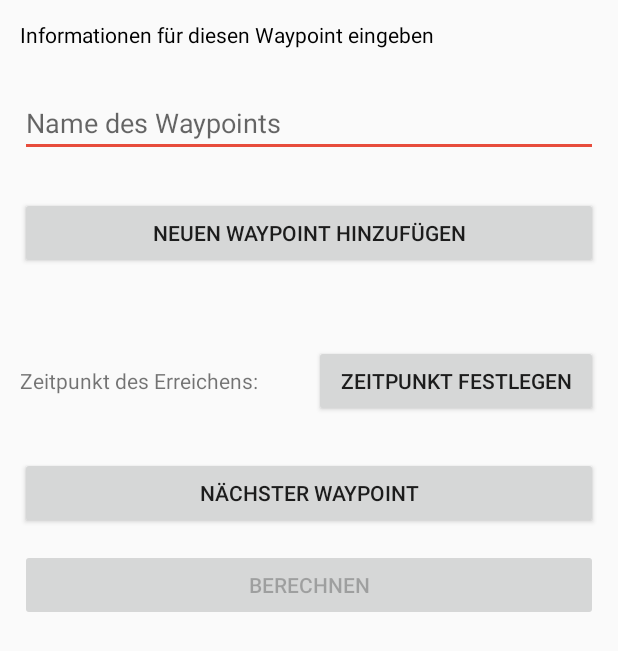
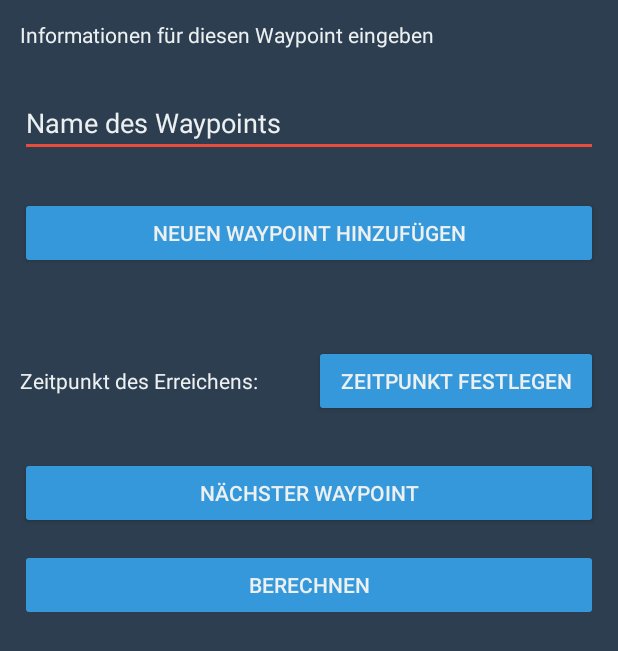
Before and after one commit to yannickhildebrandt/project-sunset, an Android app: the SecondScreen screen opened directly, with no data from a screen before it, on a phone screen of 412 x 824 dp. Shown: the top 651 px of the screen. Run offline under Robolectric (Android 15) with nearby library versions, the light colour scheme and no system bars.

Commit message:
changed UI Colors

```diff
--- a/project-sunset/app/src/main/java/de/ur/mi/android/project_sunset/SecondScreen.java
+++ b/project-sunset/app/src/main/java/de/ur/mi/android/project_sunset/SecondScreen.java
@@ -2,25 +2,21 @@ package de.ur.mi.android.project_sunset;
 
 import android.app.TimePickerDialog;
 import android.content.Intent;
+import android.os.Bundle;
 import android.support.v7.app.AppCompatActivity;
-import android.os.Bundle;
-import android.text.InputType;
 import android.util.Log;
 import android.view.View;
 import android.widget.Button;
 import android.widget.EditText;
-import android.widget.RadioButton;
 import android.widget.TextView;
 import android.widget.TimePicker;
 import android.widget.Toast;
 
-import java.io.Serializable;
 import java.util.ArrayList;
 import java.util.Calendar;
 import java.util.TimeZone;
 
 import static java.util.Calendar.HOUR_OF_DAY;
-import static java.util.Calendar.MONTH;
 
 public class SecondScreen extends AppCompatActivity {
     EditText waypointName;
--- a/project-sunset/app/src/main/res/layout/second_screen.xml
+++ b/project-sunset/app/src/main/res/layout/second_screen.xml
@@ -1,17 +1,18 @@
 <?xml version="1.0" encoding="utf-8"?>
 <RelativeLayout xmlns:android="http://schemas.android.com/apk/res/android"
     android:orientation="vertical" android:layout_width="match_parent"
-    android:layout_height="match_parent">
+    android:layout_height="match_parent"
+    android:background="@color/backgroundFlatUIdark">
 
     <TextView
         android:id="@+id/informationWaypoint"
         android:layout_width="match_parent"
         android:layout_height="wrap_content"
         android:text="@string/informationWaypoint"
-        android:textColor="@android:color/black"
         android:layout_margin="13dp"
         android:layout_alignParentLeft="true"
-        android:layout_alignParentStart="true" />
+        android:layout_alignParentStart="true"
+        android:textColor="@color/TextFlatUIWhite"/>
 
     <EditText
         android:layout_width="match_parent"
@@ -23,7 +24,10 @@
         android:layout_alignParentLeft="true"
         android:layout_alignParentStart="true"
         android:layout_marginTop="13dp"
-        android:layout_margin="13dp"/>
+        android:layout_margin="13dp"
+        android:textColor="@color/TextFlatUIWhite"
+        android:textColorHint="@color/TextFlatUIWhite"
+ />
 
     <Button
         android:layout_width="match_parent"
@@ -31,7 +35,8 @@
         android:id="@+id/waypointAddToFavourite"
         android:layout_below="@+id/WaypointNameEdit"
         android:text="@string/buttonFavourite"
-        android:layout_margin="13dp"/>
+        android:layout_margin="13dp"
+        android:textColor="@color/TextFlatUIWhite"/>
 
     <LinearLayout
         android:layout_width="match_parent"
@@ -47,6 +52,7 @@
             android:text="@string/labelTimePicked"
             android:layout_weight="0.50"
             android:layout_margin="13dp"
+            android:textColor="@color/TextFlatUIWhite"
             />
         <Button
             android:layout_width="wrap_content"
@@ -54,7 +60,9 @@
             android:id="@+id/setTimeButton"
             android:text="@string/buttonPickTime"
             android:layout_weight="0.50"
-            android:layout_margin="13dp"/>
+            android:layout_margin="13dp"
+
+            android:textColor="@color/TextFlatUIWhite"/>
 
     </LinearLayout>
 
@@ -69,7 +77,9 @@
             android:layout_height="wrap_content"
             android:layout_weight="0.50"
             android:id="@+id/nextWaypointButton"
-            android:text="@string/buttonNextWaypoint" />
+            android:text="@string/buttonNextWaypoint"
+
+            android:textColor="@color/TextFlatUIWhite"/>
     </LinearLayout>
 
     <LinearLayout
@@ -83,7 +93,9 @@
             android:layout_width="0dp"
             android:layout_height="wrap_content"
             android:layout_weight=".50"
-            android:text="@string/buttonCalculate"/>
+            android:text="@string/buttonCalculate"
+
+            android:textColor="@color/TextFlatUIWhite"/>
 
     </LinearLayout>
 
--- a/project-sunset/app/src/main/res/values/colors.xml
+++ b/project-sunset/app/src/main/res/values/colors.xml
@@ -3,4 +3,8 @@
     <color name="colorPrimary">#2980b9</color>
     <color name="colorPrimaryDark">#2c3e50</color>
     <color name="colorAccent">#e74c3c</color>
+    <color name="buttonFlatUIblue">#3498DB</color>
+    <color name="TextFlatUIWhite">#ECF0F1</color>
+    <color name="backgroundFlatUIdark">#2C3E50</color>
+    <color name="panelFlatUIred">#e74c3c</color>
 </resources>
--- a/project-sunset/app/src/main/res/values/styles.xml
+++ b/project-sunset/app/src/main/res/values/styles.xml
@@ -6,6 +6,11 @@
         <item name="colorPrimary">@color/colorPrimary</item>
         <item name="colorPrimaryDark">@color/colorPrimaryDark</item>
         <item name="colorAccent">@color/colorAccent</item>
+        <item name="colorButtonNormal">@color/buttonFlatUIblue</item>
+
+
+
     </style>
 
+
 </resources>
```
Also changed, not shown: project-sunset/app/src/main/res/drawable/backgrounddialog.xml (added, +14 -0 lines), project-sunset/app/src/main/res/layout/activity_add_waypoint_screen.xml (+16 -6 lines), project-sunset/app/src/main/res/layout/result_screen.xml (+12 -3 lines).
